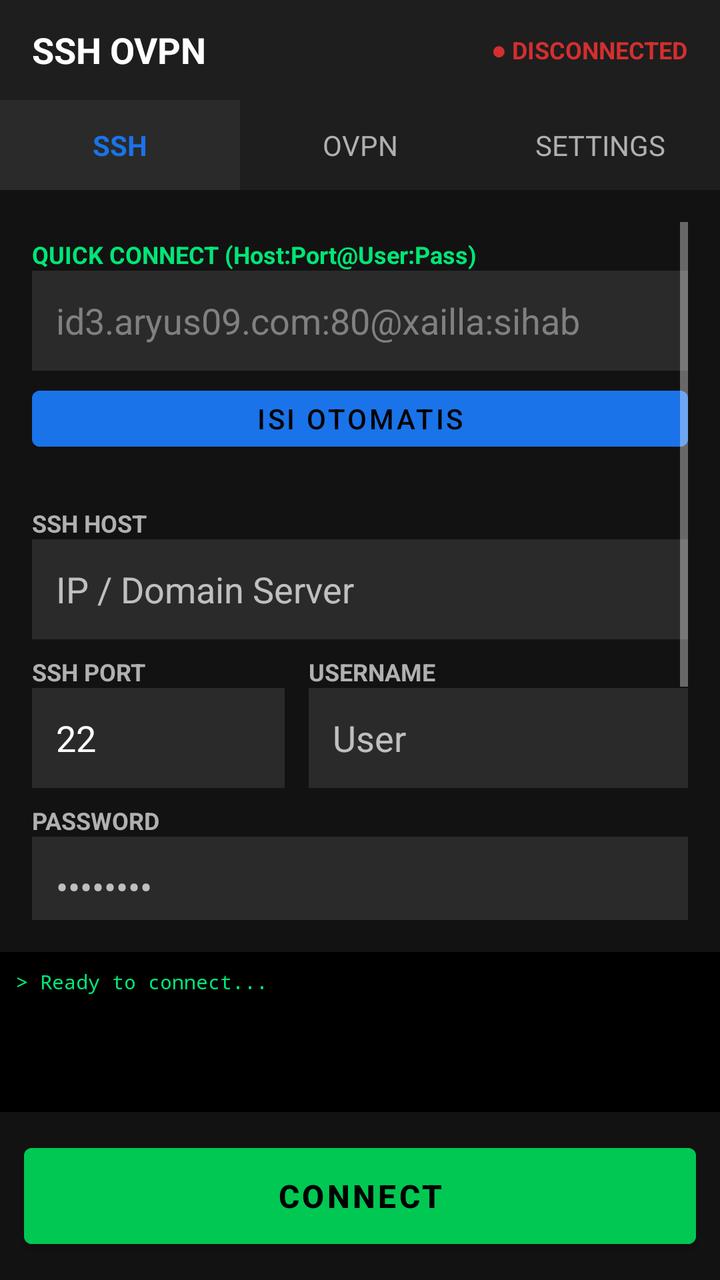
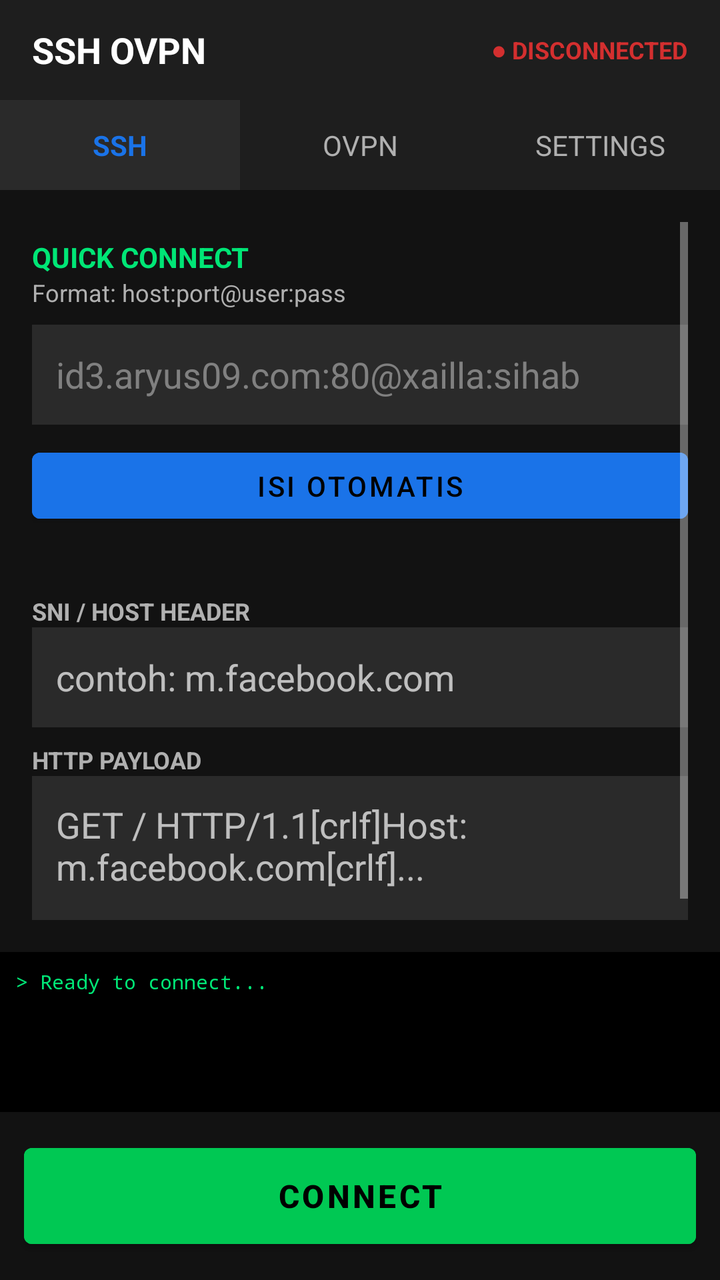

Two renders of the same Android screen: before a commit and after it. Below are the layout's source before the change and the commit's diff.
<!-- AndroidManifest.xml: application theme Theme.SSHOVPN -->
<!-- res/layout/activity_main.xml -->
<?xml version="1.0" encoding="utf-8"?>
<LinearLayout xmlns:android="http://schemas.android.com/apk/res/android"
    android:layout_width="match_parent"
    android:layout_height="match_parent"
    android:orientation="vertical"
    android:background="#FF121212">

    <LinearLayout
        android:layout_width="match_parent"
        android:layout_height="50dp"
        android:background="#FF1E1E1E"
        android:gravity="center_vertical"
        android:paddingHorizontal="16dp">
        <TextView android:layout_width="0dp" android:layout_height="wrap_content" android:layout_weight="1" android:text="SSH OVPN" android:textColor="#FFFFFFFF" android:textSize="18sp" android:textStyle="bold" />
        <TextView android:id="@+id/tvStatus" android:layout_width="wrap_content" android:layout_height="wrap_content" android:text="● DISCONNECTED" android:textColor="#FFD32F2F" android:textSize="12sp" android:textStyle="bold" />
    </LinearLayout>

    <LinearLayout
        android:layout_width="match_parent"
        android:layout_height="45dp"
        android:background="#FF1E1E1E"
        android:orientation="horizontal">
        <TextView android:id="@+id/tabSsh" android:layout_width="0dp" android:layout_height="match_parent" android:layout_weight="1" android:gravity="center" android:text="SSH" android:textColor="#FF1A73E8" android:textStyle="bold" android:background="#FF2A2A2A"/>
        <TextView android:id="@+id/tabOvpn" android:layout_width="0dp" android:layout_height="match_parent" android:layout_weight="1" android:gravity="center" android:text="OVPN" android:textColor="#FFB0B0B0" />
        <TextView android:id="@+id/tabConfig" android:layout_width="0dp" android:layout_height="match_parent" android:layout_weight="1" android:gravity="center" android:text="SETTINGS" android:textColor="#FFB0B0B0" />
    </LinearLayout>

    <ScrollView android:layout_width="match_parent" android:layout_height="0dp" android:layout_weight="1" android:padding="16dp">
        <LinearLayout android:layout_width="match_parent" android:layout_height="wrap_content" android:orientation="vertical">

            <LinearLayout android:id="@+id/formSsh" android:layout_width="match_parent" android:layout_height="wrap_content" android:orientation="vertical">
                
                
                <TextView android:layout_width="wrap_content" android:layout_height="wrap_content" android:text="QUICK CONNECT (Host:Port@User:Pass)" android:textColor="#FF00E676" android:textSize="12sp" android:textStyle="bold" android:layout_marginTop="8dp"/>
                <EditText android:id="@+id/etQuickConnect" android:layout_width="match_parent" android:layout_height="50dp" android:background="#FF2A2A2A" android:paddingHorizontal="12dp" android:textColor="#FFFFFFFF" android:textColorHint="#FF808080" android:hint="id3.aryus09.com:80@xailla:sihab"/>
                <Button android:id="@+id/btnParse" android:layout_width="match_parent" android:layout_height="40dp" android:text="ISI OTOMATIS" android:backgroundTint="#FF1A73E8" android:layout_marginTop="4dp" android:layout_marginBottom="16dp"/>

                <TextView android:layout_width="wrap_content" android:layout_height="wrap_content" android:text="SSH HOST" android:textColor="#FFB0B0B0" android:textSize="12sp" android:textStyle="bold" android:layout_marginTop="8dp"/>
                <EditText android:id="@+id/etSshHost" android:layout_width="match_parent" android:layout_height="50dp" android:background="#FF2A2A2A" android:paddingHorizontal="12dp" android:textColor="#FFFFFFFF" android:hint="IP / Domain Server"/>

                <LinearLayout android:layout_width="match_parent" android:layout_height="wrap_content" android:orientation="horizontal" android:layout_marginTop="8dp">
                    <LinearLayout android:layout_width="0dp" android:layout_height="wrap_content" android:layout_weight="1" android:orientation="vertical">
                        <TextView android:layout_width="wrap_content" android:layout_height="wrap_content" android:text="SSH PORT" android:textColor="#FFB0B0B0" android:textSize="12sp" android:textStyle="bold"/>
                        <EditText android:id="@+id/etSshPort" android:layout_width="match_parent" android:layout_height="50dp" android:background="#FF2A2A2A" android:paddingHorizontal="12dp" android:textColor="#FFFFFFFF" android:inputType="number" android:text="22"/>
                    </LinearLayout>
                    <Space android:layout_width="12dp" android:layout_height="1dp"/>
                    <LinearLayout android:layout_width="0dp" android:layout_height="wrap_content" android:layout_weight="1.5" android:orientation="vertical">
                        <TextView android:layout_width="wrap_content" android:layout_height="wrap_content" android:text="USERNAME" android:textColor="#FFB0B0B0" android:textSize="12sp" android:textStyle="bold"/>
                        <EditText android:id="@+id/etSshUser" android:layout_width="match_parent" android:layout_height="50dp" android:background="#FF2A2A2A" android:paddingHorizontal="12dp" android:textColor="#FFFFFFFF" android:hint="User"/>
                    </LinearLayout>
                </LinearLayout>

                <TextView android:layout_width="wrap_content" android:layout_height="wrap_content" android:text="PASSWORD" android:textColor="#FFB0B0B0" android:textSize="12sp" android:textStyle="bold" android:layout_marginTop="8dp"/>
                <EditText android:id="@+id/etSshPass" android:layout_width="match_parent" android:layout_height="50dp" android:background="#FF2A2A2A" android:paddingHorizontal="12dp" android:textColor="#FFFFFFFF" android:inputType="textPassword" android:hint="••••••••"/>

                <TextView android:layout_width="wrap_content" android:layout_height="wrap_content" android:text="SNI / HOST HEADER" android:textColor="#FFB0B0B0" android:textSize="12sp" android:textStyle="bold" android:layout_marginTop="8dp"/>
                <EditText android:id="@+id/etSni" android:layout_width="match_parent" android:layout_height="50dp" android:background="#FF2A2A2A" android:paddingHorizontal="12dp" android:textColor="#FFFFFFFF" android:hint="contoh: m.facebook.com"/>

                <TextView android:layout_width="wrap_content" android:layout_height="wrap_content" android:text="HTTP PAYLOAD" android:textColor="#FFB0B0B0" android:textSize="12sp" android:textStyle="bold" android:layout_marginTop="8dp"/>
                <EditText android:id="@+id/etPayload" android:layout_width="match_parent" android:layout_height="100dp" android:background="#FF2A2A2A" android:padding="12dp" android:textColor="#FFFFFFFF" android:gravity="top|start" android:inputType="textMultiLine" android:hint="GET / HTTP/1.1[crlf]Host: m.facebook.com[crlf]..."/>
            </LinearLayout>

            <LinearLayout android:id="@+id/formOvpn" android:layout_width="match_parent" android:layout_height="wrap_content" android:orientation="vertical" android:visibility="gone">
                <TextView android:layout_width="wrap_content" android:layout_height="wrap_content" android:text="OVPN Config Path" android:textColor="#FFFFFFFF" android:layout_marginTop="16dp"/>
                <EditText android:id="@+id/etOvpnPath" android:layout_width="match_parent" android:layout_height="50dp" android:background="#FF2A2A2A" android:paddingHorizontal="12dp" android:textColor="#FFFFFFFF" android:hint="/sdcard/client.ovpn" android:layout_marginTop="8dp"/>
                <Button android:id="@+id/btnPickOvpn" android:layout_width="match_parent" android:layout_height="50dp" android:text="PILIH FILE OVPN" android:layout_marginTop="16dp" android:backgroundTint="#FF1A73E8"/>
            </LinearLayout>

            <LinearLayout android:id="@+id/formConfig" android:layout_width="match_parent" android:layout_height="wrap_content" android:orientation="vertical" android:visibility="gone">
                <TextView android:layout_width="wrap_content" android:layout_height="wrap_content" android:text="DNS SERVER" android:textColor="#FFB0B0B0" android:textSize="12sp" android:textStyle="bold" android:layout_marginTop="16dp"/>
                <EditText android:id="@+id/etDns" android:layout_width="match_parent" android:layout_height="50dp" android:background="#FF2A2A2A" android:paddingHorizontal="12dp" android:textColor="#FFFFFFFF" android:text="1.1.1.1"/>
                <CheckBox android:id="@+id/cbAutoReconnect" android:layout_width="match_parent" android:layout_height="wrap_content" android:text="Auto Reconnect" android:textColor="#FFFFFFFF" android:checked="true" android:layout_marginTop="16dp"/>
                <CheckBox android:id="@+id/cbBypassDpi" android:layout_width="match_parent" android:layout_height="wrap_content" android:text="Bypass DPI / Split Payload" android:textColor="#FFFFFFFF"/>
            </LinearLayout>
        </LinearLayout>
    </ScrollView>

    <TextView android:id="@+id/tvLog" android:layout_width="match_parent" android:layout_height="80dp" android:background="#FF000000" android:fontFamily="monospace" android:padding="8dp" android:scrollbars="vertical" android:text="> Ready to connect..." android:textColor="#FF00E676" android:textSize="10sp" />

    <Button android:id="@+id/btnConnect" android:layout_width="match_parent" android:layout_height="60dp" android:layout_margin="12dp" android:text="CONNECT" android:textSize="16sp" android:textStyle="bold" android:textColor="#FF000000" android:backgroundTint="#FF00C853" />
</LinearLayout>
<!-- resources referenced by this layout -->
<resources>
  <style name="Theme.SSHOVPN" parent="Theme.MaterialComponents.NoActionBar">
          <item name="colorPrimary">#FF1A73E8</item>
          <item name="colorSecondary">#FF00C853</item>
          <item name="android:windowBackground">#FF121212</item>
      </style>
</resources>

<!-- the commit's change to res/layout/activity_main.xml (unified diff, before → after) -->
@@ -5,6 +5,7 @@
     android:orientation="vertical"
     android:background="#FF121212">
 
+    
     <LinearLayout
         android:layout_width="match_parent"
         android:layout_height="50dp"
@@ -15,6 +16,7 @@
         <TextView android:id="@+id/tvStatus" android:layout_width="wrap_content" android:layout_height="wrap_content" android:text="● DISCONNECTED" android:textColor="#FFD32F2F" android:textSize="12sp" android:textStyle="bold" />
     </LinearLayout>
 
+    
     <LinearLayout
         android:layout_width="match_parent"
         android:layout_height="45dp"
@@ -28,31 +30,18 @@
     <ScrollView android:layout_width="match_parent" android:layout_height="0dp" android:layout_weight="1" android:padding="16dp">
         <LinearLayout android:layout_width="match_parent" android:layout_height="wrap_content" android:orientation="vertical">
 
+            
             <LinearLayout android:id="@+id/formSsh" android:layout_width="match_parent" android:layout_height="wrap_content" android:orientation="vertical">
                 
                 
-                <TextView android:layout_width="wrap_content" android:layout_height="wrap_content" android:text="QUICK CONNECT (Host:Port@User:Pass)" android:textColor="#FF00E676" android:textSize="12sp" android:textStyle="bold" android:layout_marginTop="8dp"/>
+                <TextView android:layout_width="wrap_content" android:layout_height="wrap_content" android:text="QUICK CONNECT" android:textColor="#FF00E676" android:textSize="14sp" android:textStyle="bold" android:layout_marginTop="8dp"/>
+                <TextView android:layout_width="wrap_content" android:layout_height="wrap_content" android:text="Format: host:port@user:pass" android:textColor="#FFB0B0B0" android:textSize="12sp" android:layout_marginBottom="8dp"/>
+                
                 <EditText android:id="@+id/etQuickConnect" android:layout_width="match_parent" android:layout_height="50dp" android:background="#FF2A2A2A" android:paddingHorizontal="12dp" android:textColor="#FFFFFFFF" android:textColorHint="#FF808080" android:hint="id3.aryus09.com:80@xailla:sihab"/>
-                <Button android:id="@+id/btnParse" android:layout_width="match_parent" android:layout_height="40dp" android:text="ISI OTOMATIS" android:backgroundTint="#FF1A73E8" android:layout_marginTop="4dp" android:layout_marginBottom="16dp"/>
+                
+                <Button android:id="@+id/btnParse" android:layout_width="match_parent" android:layout_height="45dp" android:text="ISI OTOMATIS" android:backgroundTint="#FF1A73E8" android:layout_marginTop="8dp" android:layout_marginBottom="24dp"/>
 
-                <TextView android:layout_width="wrap_content" android:layout_height="wrap_content" android:text="SSH HOST" android:textColor="#FFB0B0B0" android:textSize="12sp" android:textStyle="bold" android:layout_marginTop="8dp"/>
-                <EditText android:id="@+id/etSshHost" android:layout_width="match_parent" android:layout_height="50dp" android:background="#FF2A2A2A" android:paddingHorizontal="12dp" android:textColor="#FFFFFFFF" android:hint="IP / Domain Server"/>
-
-                <LinearLayout android:layout_width="match_parent" android:layout_height="wrap_content" android:orientation="horizontal" android:layout_marginTop="8dp">
-                    <LinearLayout android:layout_width="0dp" android:layout_height="wrap_content" android:layout_weight="1" android:orientation="vertical">
-                        <TextView android:layout_width="wrap_content" android:layout_height="wrap_content" android:text="SSH PORT" android:textColor="#FFB0B0B0" android:textSize="12sp" android:textStyle="bold"/>
-                        <EditText android:id="@+id/etSshPort" android:layout_width="match_parent" android:layout_height="50dp" android:background="#FF2A2A2A" android:paddingHorizontal="12dp" android:textColor="#FFFFFFFF" android:inputType="number" android:text="22"/>
-                    </LinearLayout>
-                    <Space android:layout_width="12dp" android:layout_height="1dp"/>
-                    <LinearLayout android:layout_width="0dp" android:layout_height="wrap_content" android:layout_weight="1.5" android:orientation="vertical">
-                        <TextView android:layout_width="wrap_content" android:layout_height="wrap_content" android:text="USERNAME" android:textColor="#FFB0B0B0" android:textSize="12sp" android:textStyle="bold"/>
-                        <EditText android:id="@+id/etSshUser" android:layout_width="match_parent" android:layout_height="50dp" android:background="#FF2A2A2A" android:paddingHorizontal="12dp" android:textColor="#FFFFFFFF" android:hint="User"/>
-                    </LinearLayout>
-                </LinearLayout>
-
-                <TextView android:layout_width="wrap_content" android:layout_height="wrap_content" android:text="PASSWORD" android:textColor="#FFB0B0B0" android:textSize="12sp" android:textStyle="bold" android:layout_marginTop="8dp"/>
-                <EditText android:id="@+id/etSshPass" android:layout_width="match_parent" android:layout_height="50dp" android:background="#FF2A2A2A" android:paddingHorizontal="12dp" android:textColor="#FFFFFFFF" android:inputType="textPassword" android:hint="••••••••"/>
-
+                
                 <TextView android:layout_width="wrap_content" android:layout_height="wrap_content" android:text="SNI / HOST HEADER" android:textColor="#FFB0B0B0" android:textSize="12sp" android:textStyle="bold" android:layout_marginTop="8dp"/>
                 <EditText android:id="@+id/etSni" android:layout_width="match_parent" android:layout_height="50dp" android:background="#FF2A2A2A" android:paddingHorizontal="12dp" android:textColor="#FFFFFFFF" android:hint="contoh: m.facebook.com"/>
 
@@ -60,12 +49,14 @@
                 <EditText android:id="@+id/etPayload" android:layout_width="match_parent" android:layout_height="100dp" android:background="#FF2A2A2A" android:padding="12dp" android:textColor="#FFFFFFFF" android:gravity="top|start" android:inputType="textMultiLine" android:hint="GET / HTTP/1.1[crlf]Host: m.facebook.com[crlf]..."/>
             </LinearLayout>
 
+            
             <LinearLayout android:id="@+id/formOvpn" android:layout_width="match_parent" android:layout_height="wrap_content" android:orientation="vertical" android:visibility="gone">
                 <TextView android:layout_width="wrap_content" android:layout_height="wrap_content" android:text="OVPN Config Path" android:textColor="#FFFFFFFF" android:layout_marginTop="16dp"/>
                 <EditText android:id="@+id/etOvpnPath" android:layout_width="match_parent" android:layout_height="50dp" android:background="#FF2A2A2A" android:paddingHorizontal="12dp" android:textColor="#FFFFFFFF" android:hint="/sdcard/client.ovpn" android:layout_marginTop="8dp"/>
                 <Button android:id="@+id/btnPickOvpn" android:layout_width="match_parent" android:layout_height="50dp" android:text="PILIH FILE OVPN" android:layout_marginTop="16dp" android:backgroundTint="#FF1A73E8"/>
             </LinearLayout>
 
+            
             <LinearLayout android:id="@+id/formConfig" android:layout_width="match_parent" android:layout_height="wrap_content" android:orientation="vertical" android:visibility="gone">
                 <TextView android:layout_width="wrap_content" android:layout_height="wrap_content" android:text="DNS SERVER" android:textColor="#FFB0B0B0" android:textSize="12sp" android:textStyle="bold" android:layout_marginTop="16dp"/>
                 <EditText android:id="@+id/etDns" android:layout_width="match_parent" android:layout_height="50dp" android:background="#FF2A2A2A" android:paddingHorizontal="12dp" android:textColor="#FFFFFFFF" android:text="1.1.1.1"/>
